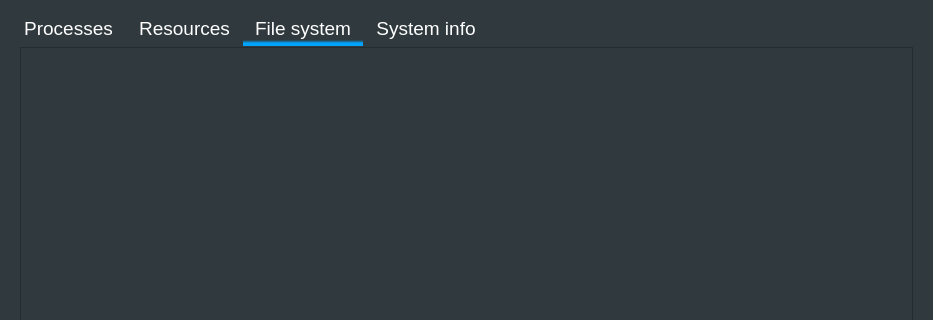
This is ui_forms/main_form.ui in DrMakaron/pyqt_exam as Qt 5 draws it before an edit; both pictures show x 0 to 933 and y 0 to 320 of the 933 by 672 pixel window. The edited form follows.
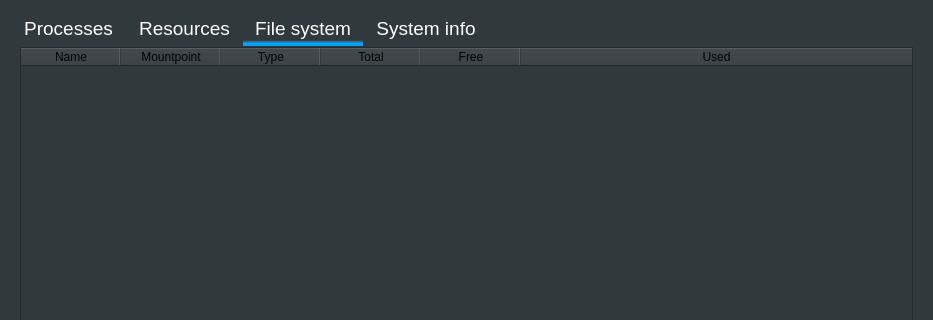
This is the edited form. The open tabs and pages were chosen to show the change.

Commit message: fs table fixed

What changed in the file:
```diff
--- a/ui_forms/main_form.ui
+++ b/ui_forms/main_form.ui
@@ -137,59 +137,17 @@
       <layout class="QHBoxLayout" name="horizontalLayout_3">
        <item>
         <widget class="QTableWidget" name="fs_table">
-         <property name="sizePolicy">
-          <sizepolicy hsizetype="Expanding" vsizetype="Expanding">
-           <horstretch>0</horstretch>
-           <verstretch>0</verstretch>
-          </sizepolicy>
-         </property>
-         <property name="tabletTracking">
-          <bool>false</bool>
-         </property>
-         <property name="horizontalScrollBarPolicy">
-          <enum>Qt::ScrollBarAsNeeded</enum>
-         </property>
-         <property name="sizeAdjustPolicy">
-          <enum>QAbstractScrollArea::AdjustIgnored</enum>
-         </property>
-         <property name="autoScroll">
-          <bool>true</bool>
-         </property>
-         <property name="editTriggers">
-          <set>QAbstractItemView::NoEditTriggers</set>
-         </property>
-         <property name="selectionMode">
-          <enum>QAbstractItemView::NoSelection</enum>
-         </property>
-         <property name="textElideMode">
-          <enum>Qt::ElideLeft</enum>
-         </property>
-         <property name="showGrid">
-          <bool>true</bool>
-         </property>
-         <attribute name="horizontalHeaderVisible">
-          <bool>false</bool>
-         </attribute>
-         <attribute name="horizontalHeaderCascadingSectionResizes">
-          <bool>false</bool>
-         </attribute>
-         <attribute name="horizontalHeaderDefaultSectionSize">
-          <number>100</number>
-         </attribute>
-         <attribute name="horizontalHeaderShowSortIndicator" stdset="0">
-          <bool>false</bool>
-         </attribute>
          <attribute name="horizontalHeaderStretchLastSection">
           <bool>true</bool>
          </attribute>
          <column>
           <property name="text">
-           <string>Device</string>
+           <string>Name</string>
           </property>
          </column>
          <column>
           <property name="text">
-           <string>Directory</string>
+           <string>Mountpoint</string>
           </property>
          </column>
          <column>
```
The commit also changes 1 other file.
